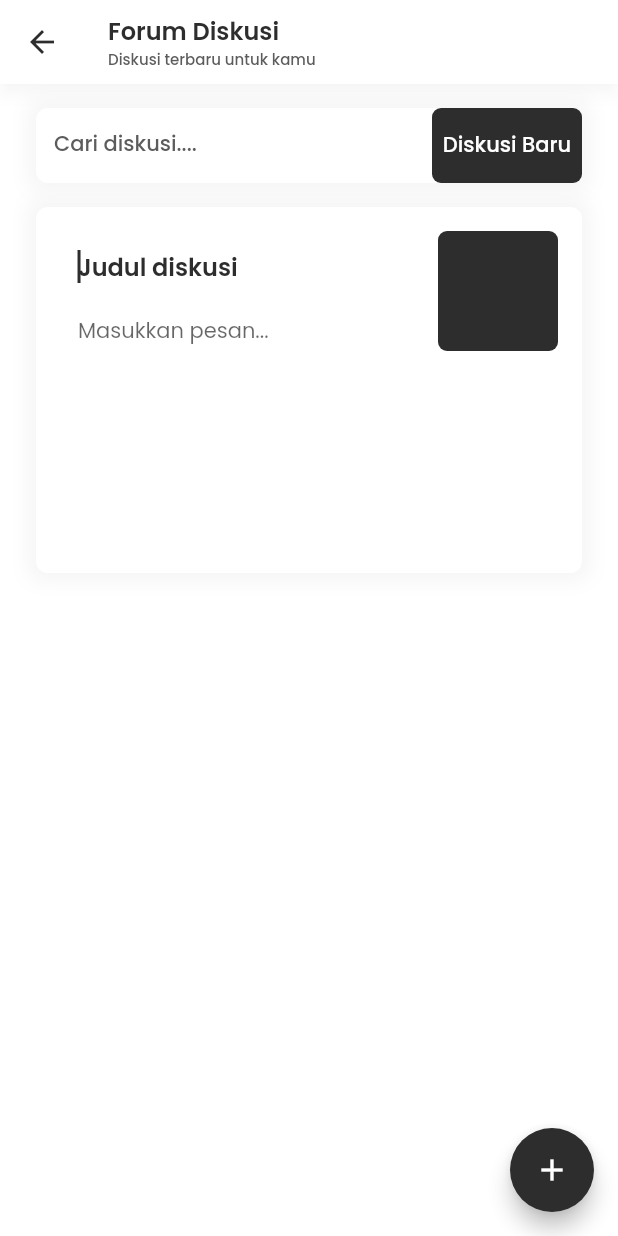
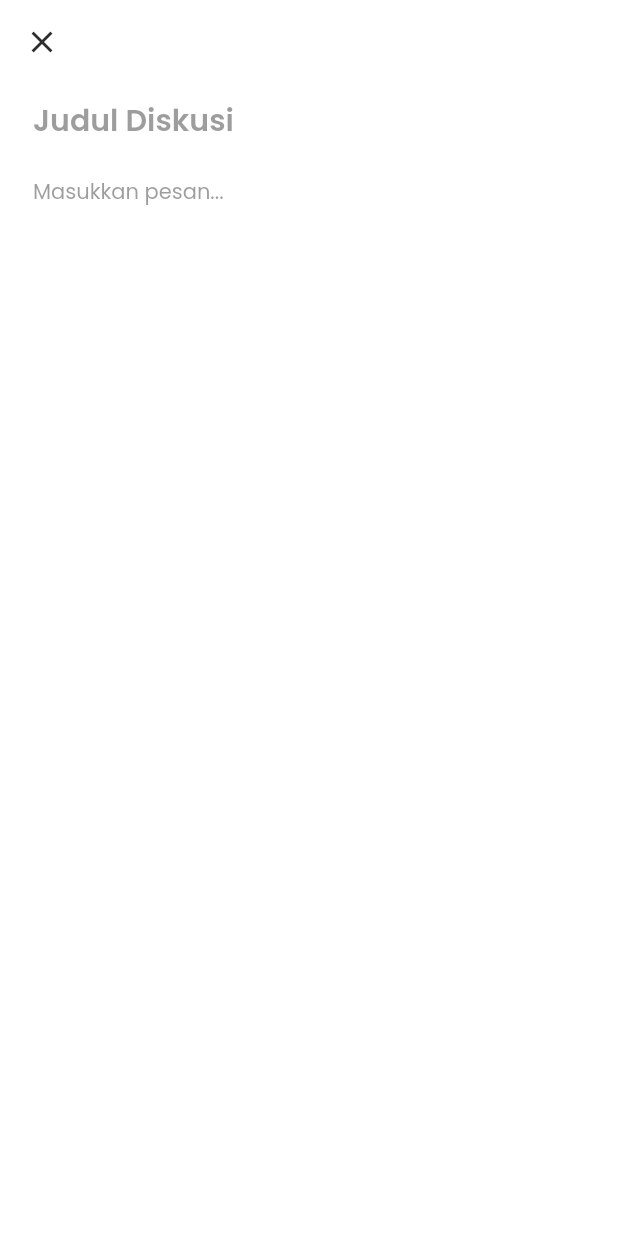
Before and after one commit to ihsanfrr/pasal-satu-afi, a Flutter app: the ForumScreen screen opened by its route, after a tap on the "add" icon, on a phone screen of 412 x 824 dp. Run offline on Flutter 3.47's test engine with Material 2 defaults, Android fonts, the light colour scheme and no system bars; our stand-ins replace cloud_firestore, firebase_auth, firebase_core, flutter_dotenv, flutter_svg, get and 3 more; accounts and stored records are empty.

Commit message:
PasalSatu: Slicing UI Forum

```diff
--- a/lib/common/components/textfield.dart
+++ b/lib/common/components/textfield.dart
@@ -20,6 +20,7 @@ class PSTextfield {
     Function()? onEditingComplete,
     Function(String)? onSubmitted,
     List<TextInputFormatter>? inputFormatters,
+    int? minLines,
     int? maxLines,
     int? maxLength,
     Function()? onTap,
@@ -46,6 +47,7 @@ class PSTextfield {
           textInputAction: textInputAction,
           obscureText: obscureText ??= false,
           textAlign: textAlign ??= TextAlign.start,
+          minLines: minLines ??= 1,
           maxLines: maxLines ??= 1,
           maxLength: maxLength,
           onChanged: onChanged,
--- a/lib/main.dart
+++ b/lib/main.dart
@@ -1,7 +1,7 @@
 import 'package:flutter/material.dart';
 import 'package:flutter/services.dart';
+import 'package:flutter_dotenv/flutter_dotenv.dart';
 import 'package:get/route_manager.dart';
-import 'package:get_storage/get_storage.dart';
 import 'package:firebase_core/firebase_core.dart';
 
 import 'common/common.dart';
@@ -11,7 +11,7 @@ import 'firebase_options.dart';
 void main() async {
   WidgetsFlutterBinding.ensureInitialized();
 
-  await GetStorage.init();
+  await dotenv.load();
 
   await Firebase.initializeApp(
     options: DefaultFirebaseOptions.currentPlatform,
--- a/lib/routes/app_routes.dart
+++ b/lib/routes/app_routes.dart
@@ -13,6 +13,8 @@ abstract class Routes {
   static const article = _Paths.article;
   static const articleDetail = _Paths.articleDetail;
   static const forum = _Paths.forum;
+  static const forumEdit = _Paths.forumEdit;
+  static const forumDiscussion = _Paths.forumDiscussion;
   static const chatAI = _Paths.chatAI;
   static const accountInfo = _Paths.accountInfo;
   static const setting = _Paths.setting;
@@ -33,6 +35,8 @@ abstract class _Paths {
   static const article = '/article';
   static const articleDetail = '/article-detail';
   static const forum = '/forum';
+  static const forumEdit = '/forum-edit';
+  static const forumDiscussion = '/forum-discussion';
   static const chatAI = '/chat-AI';
   static const accountInfo = '/account-info';
   static const setting = '/setting';
--- a/lib/screens/forum/controllers/forum_edit_controller.dart
+++ b/lib/screens/forum/controllers/forum_edit_controller.dart
@@ -1,3 +1,5 @@
 part of '../../screens.dart';
 
-class ForumEditController extends GetxController {}
+class ForumEditController extends GetxController {
+  AppController app = Get.find<AppController>();
+}
--- a/lib/screens/forum/forum_edit_screen.dart
+++ b/lib/screens/forum/forum_edit_screen.dart
@@ -5,6 +5,84 @@ class ForumEditScreen extends GetView<ForumEditController> {
 
   @override
   Widget build(BuildContext context) {
-    return const Scaffold();
+    return Scaffold(
+      backgroundColor: Colors.white,
+      appBar: AppBar(
+        backgroundColor: Colors.white,
+        elevation: 0,
+        leading: IconButton(
+          icon: const Icon(
+            Icons.close,
+            color: PSColor.primary,
+          ),
+          onPressed: () => Get.back(),
+        ),
+      ),
+      body: SingleChildScrollView(
+        child: Padding(
+          padding: const EdgeInsets.symmetric(horizontal: 10),
+          child: Column(
+            children: [
+              PSTextfield.input(
+                minLines: 1,
+                maxLines: 5,
+                hintText: "Judul Diskusi",
+                hintStyle: PSTypography.semibold.copyWith(
+                  fontSize: 20,
+                  color: PSColor.secondary.withOpacity(0.6),
+                ),
+                style: PSTypography.semibold.copyWith(
+                  fontSize: 20,
+                  color: PSColor.primary,
+                ),
+                border: const OutlineInputBorder(
+                  borderSide: BorderSide(
+                    color: Colors.transparent,
+                  ),
+                ),
+                enabledBorder: const OutlineInputBorder(
+                  borderSide: BorderSide(
+                    color: Colors.transparent,
+                  ),
+                ),
+                focusedBorder: const OutlineInputBorder(
+                  borderSide: BorderSide(
+                    color: Colors.transparent,
+                  ),
+                ),
+              ),
+              PSTextfield.input(
+                minLines: 1,
+                maxLines: 20,
+                hintText: "Masukkan pesan...",
+                hintStyle: PSTypography.regular.copyWith(
+                  fontSize: 14,
+                  color: PSColor.secondary.withOpacity(0.6),
+                ),
+                style: PSTypography.regular.copyWith(
+                  fontSize: 14,
+                  color: PSColor.primary,
+                ),
+                border: const OutlineInputBorder(
+                  borderSide: BorderSide(
+                    color: Colors.transparent,
+                  ),
+                ),
+                enabledBorder: const OutlineInputBorder(
+                  borderSide: BorderSide(
+                    color: Colors.transparent,
+                  ),
+                ),
+                focusedBorder: const OutlineInputBorder(
+                  borderSide: BorderSide(
+                    color: Colors.transparent,
+                  ),
+                ),
+              ),
+            ],
+          ),
+        ),
+      ),
+    );
   }
 }
--- a/lib/screens/forum/forum_screen.dart
+++ b/lib/screens/forum/forum_screen.dart
@@ -38,13 +38,13 @@ class ForumScreen extends GetView<ForumController> {
           child: Column(
             children: [
               SearchForumWidget(),
-              CreateForumWidget(),
+              // CreateForumWidget(),
             ],
           ),
         ),
       ),
       floatingActionButton: FloatingActionButton(
-        onPressed: () {},
+        onPressed: () => Get.toNamed(Routes.forumEdit),
         backgroundColor: PSColor.primary,
         child: const Icon(
           Icons.add,
--- a/lib/screens/screens.dart
+++ b/lib/screens/screens.dart
@@ -9,8 +9,10 @@ import 'package:http/http.dart' as http;
 import 'package:flutter/material.dart';
 import 'package:url_launcher/url_launcher.dart';
 import 'package:firebase_auth/firebase_auth.dart';
+import 'package:flutter_dotenv/flutter_dotenv.dart';
 import 'package:cloud_firestore/cloud_firestore.dart';
 import 'package:transparent_image/transparent_image.dart';
+import 'package:google_generative_ai/google_generative_ai.dart';
 
 import '../common/common.dart';
 import '../routes/routes.dart';
--- a/pubspec.yaml
+++ b/pubspec.yaml
@@ -34,9 +34,10 @@ dependencies:
   firebase_core: 2.24.2
   flutter:
     sdk: flutter
+  flutter_dotenv: 5.1.0
   flutter_svg: 2.0.10+1
   get: 4.6.5
-  get_storage: 2.1.1
+  google_generative_ai: 0.4.1
   html: 0.15.4
   http: 1.1.0
   intl: 0.19.0
@@ -62,6 +63,7 @@ flutter:
   # To add assets to your application, add an assets section, like this:
   assets:
     - assets/images/
+    - .env
   # An image asset can refer to one or more resolution-specific "variants", see
   # https://flutter.dev/assets-and-images/#resolution-aware
   # For details regarding adding assets from package dependencies, see
```
Also changed, not shown: lib/routes/app_pages.dart (+12 -0 lines), lib/screens/chat/controllers/chat_controller.dart (+28 -1 lines), assets/images/about_dev.png (deleted), pubspec.lock, 3 other files.
